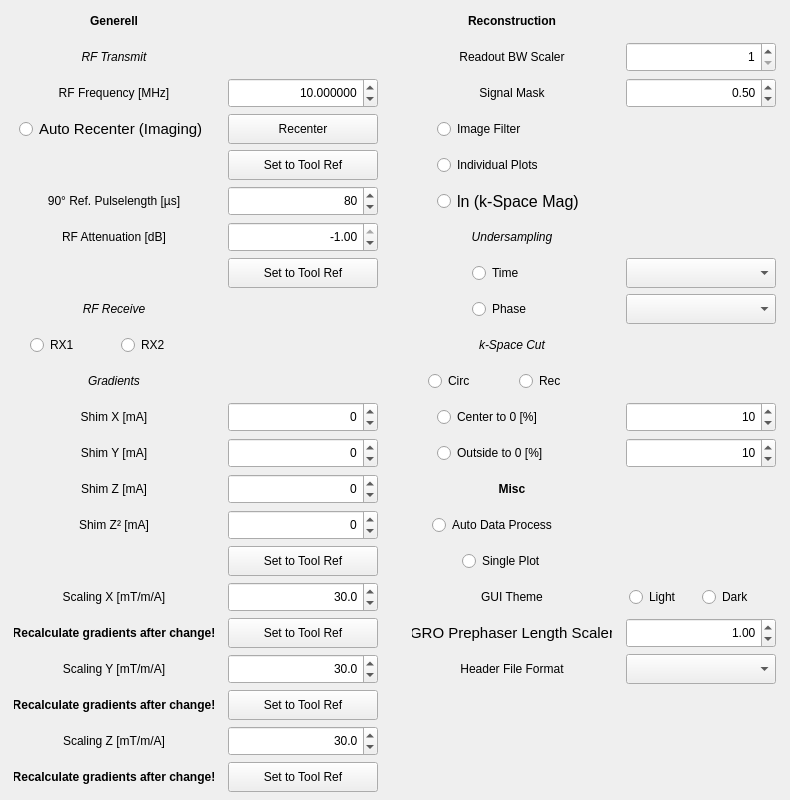
First picture: the form in Applications/relax2/ui/config.ui, repository OpenMRI/ocra, before the edit.
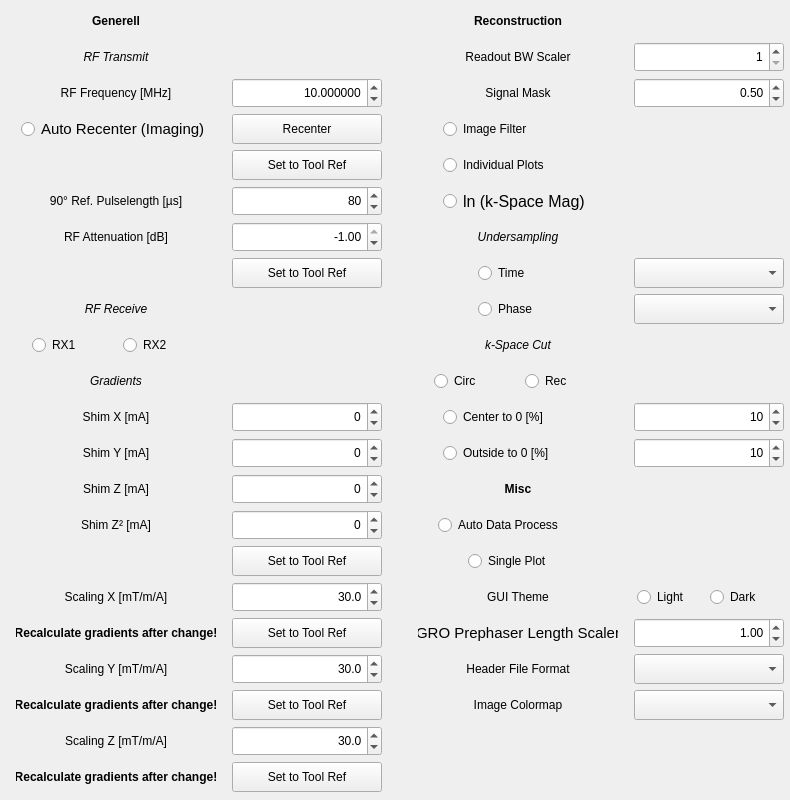
Second picture: the form after the edit.

```diff
--- a/Applications/relax2/ui/config.ui
+++ b/Applications/relax2/ui/config.ui
@@ -30,7 +30,7 @@
     <rect>
      <x>0</x>
      <y>0</y>
-     <width>791</width>
+     <width>800</width>
      <height>801</height>
     </rect>
    </property>
@@ -1800,6 +1800,44 @@
       </item>
      </layout>
     </item>
+    <item row="30" column="5">
+     <widget class="QComboBox" name="Image_Colormap_comboBox">
+      <property name="minimumSize">
+       <size>
+        <width>150</width>
+        <height>30</height>
+       </size>
+      </property>
+      <property name="maximumSize">
+       <size>
+        <width>150</width>
+        <height>30</height>
+       </size>
+      </property>
+     </widget>
+    </item>
+    <item row="30" column="4">
+     <widget class="QLabel" name="label_19">
+      <property name="minimumSize">
+       <size>
+        <width>200</width>
+        <height>30</height>
+       </size>
+      </property>
+      <property name="maximumSize">
+       <size>
+        <width>200</width>
+        <height>30</height>
+       </size>
+      </property>
+      <property name="text">
+       <string>Image Colormap</string>
+      </property>
+      <property name="alignment">
+       <set>Qt::AlignCenter</set>
+      </property>
+     </widget>
+    </item>
    </layout>
   </widget>
  </widget>
```
